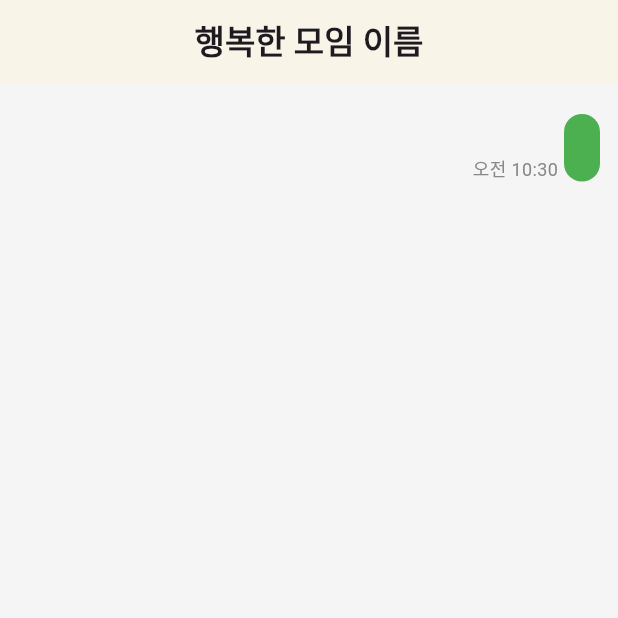
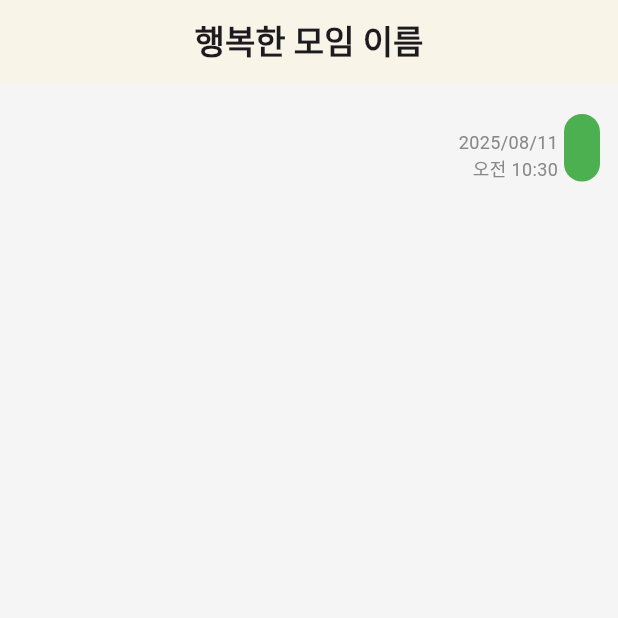
Before and after one commit to FEgguri/moreyourbong, a Flutter app: the screen it shows after launch, after a tap on the "send" icon, on a phone screen of 412 x 824 dp, the top half of it. Run offline on Flutter 3.47's test engine with Material 3 defaults, Android fonts, the phone set to English and light mode, and no system bars; our stand-ins replace cloud_firestore, firebase_core, firebase_storage, flutter_riverpod, geolocator, image_picker; accounts and stored records are empty.

Commit message:
feat: 시간 표시에 날짜 추가

```diff
--- a/lib/views/pages/chat/widgets/chatting_card.dart
+++ b/lib/views/pages/chat/widgets/chatting_card.dart
@@ -22,12 +22,25 @@ class ChattingCard extends StatelessWidget {
             mainAxisAlignment: MainAxisAlignment.end,
             crossAxisAlignment: CrossAxisAlignment.end,
             children: [
+              Column(
+                mainAxisSize: MainAxisSize.min,
+                crossAxisAlignment: CrossAxisAlignment.end,
+                children: [
+                  Text(
+                    DateFormat("yyyy/MM/dd", "ko_KR").format(DateTime.parse(time)),
+                    style: TextStyle(
+                      fontSize: 12,
+                      color: Color(0xFF888888),
+                    ),
+                  ),
                   Text(
                     DateFormat("a hh:mm", "ko_KR").format(DateTime.parse(time)),
                     style: TextStyle(
                       fontSize: 12,
                       color: Color(0xFF888888),
                     ),
+                  ),
+                ],
               ),
               SizedBox(width: 4),
               GestureDetector(
@@ -113,6 +126,17 @@ class ChattingCard extends StatelessWidget {
                         ),
                       ),
                       SizedBox(width: 4),
+                      Column(
+                        mainAxisSize: MainAxisSize.min,
+                        crossAxisAlignment: CrossAxisAlignment.start,
+                        children: [
+                          Text(
+                            DateFormat("yyyy/MM/dd", "ko_KR").format(DateTime.parse(time)),
+                            style: TextStyle(
+                              fontSize: 12,
+                              color: Color(0xFF888888),
+                            ),
+                          ),
                           Text(
                             DateFormat("a hh:mm", "ko_KR").format(DateTime.parse(time)),
                             style: TextStyle(
@@ -125,6 +149,8 @@ class ChattingCard extends StatelessWidget {
                     ],
                   ),
                 ],
+              ),
+            ],
           );
   }
 }
```
Lines whose indentation alone changed are shown as unchanged.
